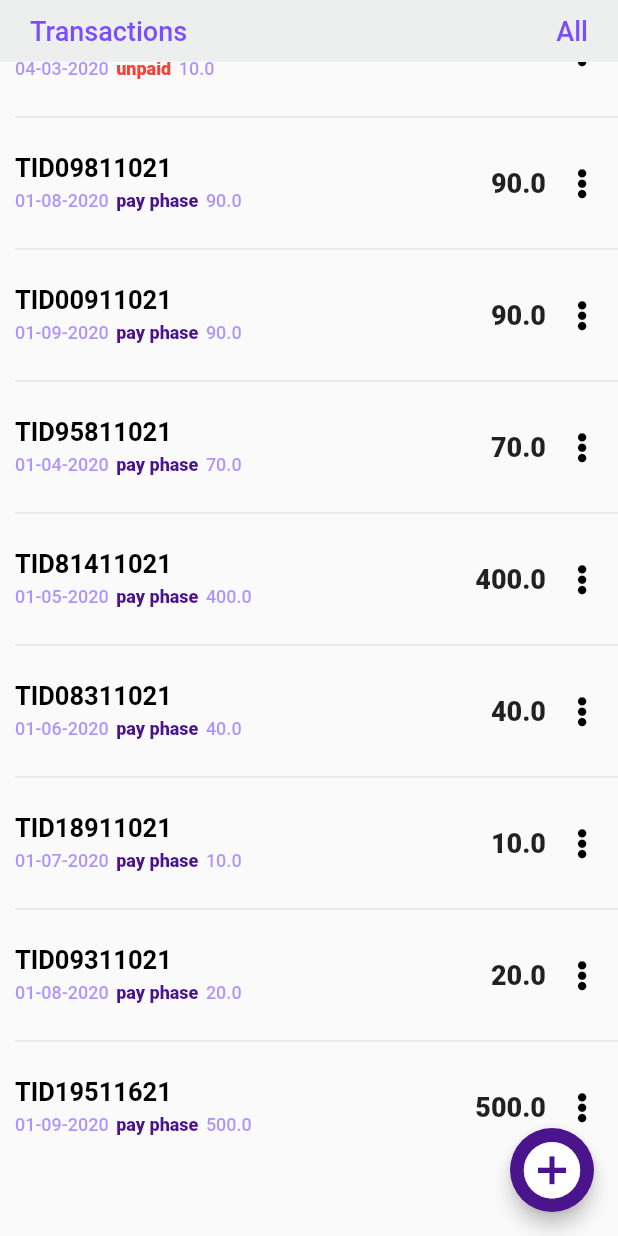
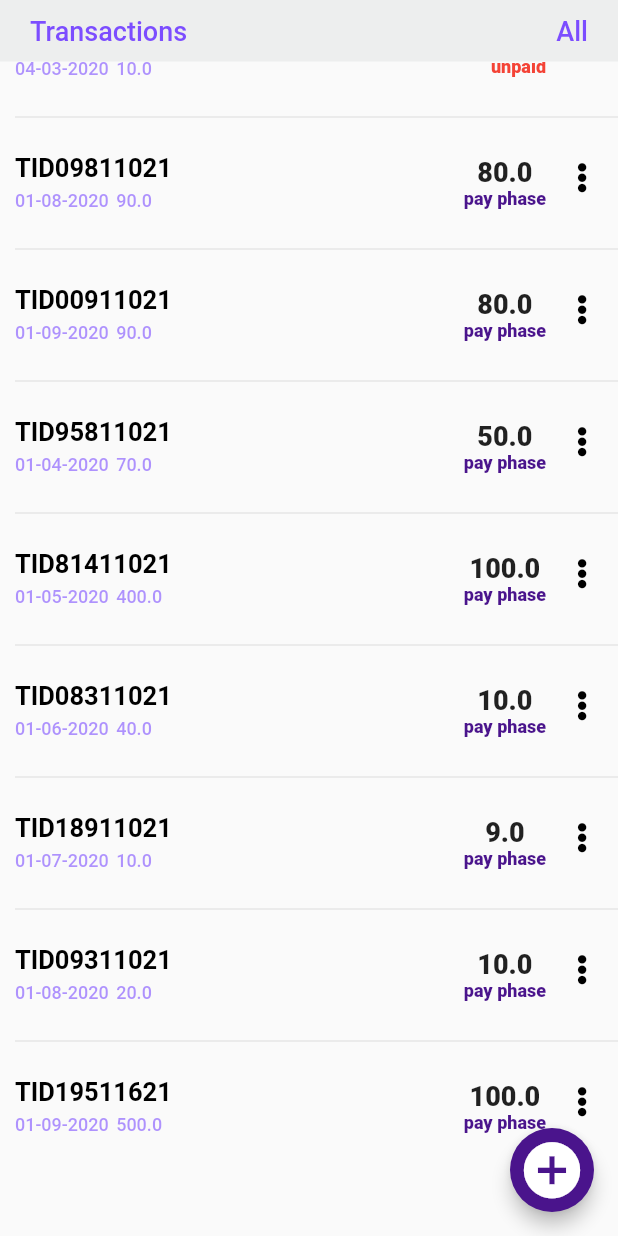
Before and after one commit to EanDalin0012/sp_manager, a Flutter app: the SaleScreen screen opened directly, scrolled down 850 dp, on a phone screen of 412 x 824 dp. Run offline on Flutter 3.47's test engine with Material 2 defaults, Android fonts, the light colour scheme and no system bars; our stand-ins replace flutter_icons, flutter_svg, font_awesome_flutter, google_fonts.

Commit message:
change sale screen

```diff
--- a/lib/model/product/sale_detail_product_model.dart
+++ b/lib/model/product/sale_detail_product_model.dart
@@ -1,34 +1,35 @@
 class SaleDetailsProductModel {
   final String transaction_id;
   final double total;
+  final double payPhaseAmount;
   final String currency;
   final String date;
   final String status;
   final String remark;
 
 
-  SaleDetailsProductModel(this.transaction_id, this.total,this.currency, this.date, this.status, this.remark);
+  SaleDetailsProductModel(this.transaction_id, this.total, this.payPhaseAmount, this.currency, this.date, this.status, this.remark);
 
   static List<SaleDetailsProductModel> data() {
     return [
-      SaleDetailsProductModel('TID01012020', 90000.00, 'USD', '01-01-2020', 'B200', 'r'),
-      SaleDetailsProductModel('TID01012021', 200.00, 'USD', '02-01-2020', 'A200', '01-01-2020'),
-      SaleDetailsProductModel('TID01011021', 50.00, 'USD', '03-01-2020', 'B500', '01-01-2020'),
-      SaleDetailsProductModel('TID01011021', 90.00, 'USD', '04-01-2020', 'A200', '01-01-2020'),
-      SaleDetailsProductModel('TID010d1021', 50.00, 'USD', '05-01-2020', 'A200', '01-01-2020'),
-      SaleDetailsProductModel('TID1111021',  90.00, 'USD', '06-01-2020', 'A200', '01-01-2020'),
-      SaleDetailsProductModel('TID11011021', 60.00, 'USD', '07-01-2020', 'A200', '01-01-2020'),
-      SaleDetailsProductModel('TID21211021', 40.00, 'USD', '08-01-2020', 'A200', '01-01-2020'),
-      SaleDetailsProductModel('TID02211021', 40.00, 'USD', '01-03-2020', 'B500', '01-01-2020'),
-      SaleDetailsProductModel('TID02211021', 10.00, 'USD', '04-03-2020', 'B500', '01-01-2020'),
-      SaleDetailsProductModel('TID09811021', 90.00, 'USD', '01-08-2020', 'B200', '01-01-2020'),
-      SaleDetailsProductModel('TID00911021', 90.00, 'USD', '01-09-2020', 'B200', '01-01-2020'),
-      SaleDetailsProductModel('TID95811021', 70.00, 'USD', '01-04-2020', 'B200', '01-01-2020'),
-      SaleDetailsProductModel('TID81411021', 400.00, 'USD', '01-05-2020', 'B200', '01-01-2020'),
-      SaleDetailsProductModel('TID08311021', 40.00, 'USD', '01-06-2020', 'B200', '01-01-2020'),
-      SaleDetailsProductModel('TID18911021', 10.00, 'USD', '01-07-2020', 'B200', '01-01-2020'),
-      SaleDetailsProductModel('TID09311021', 20.00, 'USD', '01-08-2020', 'B200', '01-01-2020'),
-      SaleDetailsProductModel('TID19511621', 500.00, 'USD', '01-09-2020', 'B200', '01-01-2020'),
+      SaleDetailsProductModel('TID01012020', 90000.00, 80000.02,'USD', '01-01-2020', 'B200', 'r'),
+      SaleDetailsProductModel('TID01012021', 200.00, 200.00,         'USD', '02-01-2020', 'A200', '01-01-2020'),
+      SaleDetailsProductModel('TID01011021', 50.00, 00,      'USD', '03-01-2020', 'B500', '01-01-2020'),
+      SaleDetailsProductModel('TID01011021', 90.00, 90.00,      'USD', '04-01-2020', 'A200', '01-01-2020'),
+      SaleDetailsProductModel('TID010d1021', 50.00, 50.00,      'USD', '05-01-2020', 'A200', '01-01-2020'),
+      SaleDetailsProductModel('TID1111021',  90.00, 90.00,      'USD', '06-01-2020', 'A200', '01-01-2020'),
+      SaleDetailsProductModel('TID11011021', 60.00, 60.00,      'USD', '07-01-2020', 'A200', '01-01-2020'),
+      SaleDetailsProductModel('TID21211021', 40.00, 40.00,      'USD', '08-01-2020', 'A200', '01-01-2020'),
+      SaleDetailsProductModel('TID02211021', 40.00, 0,      'USD', '01-03-2020', 'B500', '01-01-2020'),
+      SaleDetailsProductModel('TID02211021', 10.00, 0,      'USD', '04-03-2020', 'B500', '01-01-2020'),
+      SaleDetailsProductModel('TID09811021', 90.00, 80.00,          'USD', '01-08-2020', 'B200', '01-01-2020'),
+      SaleDetailsProductModel('TID00911021', 90.00, 80.00,          'USD', '01-09-2020', 'B200', '01-01-2020'),
+      SaleDetailsProductModel('TID95811021', 70.00, 50.00,          'USD', '01-04-2020', 'B200', '01-01-2020'),
+      SaleDetailsProductModel('TID81411021', 400.00, 100.00,         'USD', '01-05-2020', 'B200', '01-01-2020'),
+      SaleDetailsProductModel('TID08311021', 40.00, 10.00,          'USD', '01-06-2020', 'B200', '01-01-2020'),
+      SaleDetailsProductModel('TID18911021', 10.00, 9.00,          'USD', '01-07-2020', 'B200', '01-01-2020'),
+      SaleDetailsProductModel('TID09311021', 20.00, 10.00,          'USD', '01-08-2020', 'B200', '01-01-2020'),
+      SaleDetailsProductModel('TID19511621', 500.00, 100.00,         'USD', '01-09-2020', 'B200', '01-01-2020'),
     ];
   }
 }
--- a/lib/screens/home/home_container.dart
+++ b/lib/screens/home/home_container.dart
@@ -34,7 +34,7 @@ class HomeScreenContainer extends StatelessWidget {
   Expanded _mainBody() {
     return Expanded(
       child: SingleChildScrollView(
-        padding: EdgeInsets.symmetric(horizontal: 20, vertical: 30),
+        padding: EdgeInsets.symmetric(horizontal: 5, vertical: 20),
         physics: ClampingScrollPhysics(),
         child: Column(
           children: <Widget>[
--- a/lib/screens/sales/sale_screen.dart
+++ b/lib/screens/sales/sale_screen.dart
@@ -2,7 +2,6 @@ import 'package:flutter/material.dart';
 import 'package:font_awesome_flutter/font_awesome_flutter.dart';
 import 'package:google_fonts/google_fonts.dart';
 import 'package:sp_manager/model/product/sale_detail_product_model.dart';
-import 'package:sp_manager/model/transaction_sales.dart';
 import 'package:sp_manager/screens/sales/sale_add_screen.dart';
 import 'package:sp_manager/share/constant/constantcolor.dart';
 import 'package:sp_manager/share/constant/sale_status.dart';
@@ -109,8 +108,6 @@ class _SaleScreenState extends State<SaleScreen> {
                             ),
                           ),
                           SizedBox(width: 5,),
-                          status(_saleDetailsProductModel[index].status),
-                          SizedBox(width: 5,),
                           Text(
                             _saleDetailsProductModel[index].total.toString(),
                             style: TextStyle(
@@ -127,15 +124,34 @@ class _SaleScreenState extends State<SaleScreen> {
                       child: Row(
                         mainAxisAlignment: MainAxisAlignment.end,
                         children: <Widget>[
+                          Column(
+                            mainAxisAlignment: MainAxisAlignment.center,
+                            children: <Widget>[
+                              Row(
+                                children: <Widget>[
                                   Text(
-                            _saleDetailsProductModel[index].total.toString(),
+                                    _saleDetailsProductModel[index].payPhaseAmount.toString(),
                                     style: TextStyle(
                                       color: Colors.black87,
                                       fontSize: 18,
                                       fontWeight: FontWeight.w900,
                                     ),
                                   ),
-                          _offsetPopup(_saleDetailsProductModel[index])
+                                ],
+                              ),
+                              Row(
+                                children: <Widget>[
+                                  status(_saleDetailsProductModel[index].status)
+                                ],
+                              ),
+                            ],
+                          ),
+                          Column(
+                            children: <Widget>[
+                              _offsetPopup(_saleDetailsProductModel[index]),
+                            ],
+                          ),
+
                         ],
                       ),
                     ),
--- a/pubspec.yaml
+++ b/pubspec.yaml
@@ -32,7 +32,7 @@ dependencies:
   font_awesome_flutter: ^8.11.0
   flutter_icons: ^1.0.0+1
   google_fonts: ^1.1.1
-  file_picker: ^2.1.5+1
+#  file_picker: ^2.1.5+1
 
 dev_dependencies:
   flutter_test:
```
Also changed, not shown: lib/share/components/show_modal_sheet/custom_bottom_sheet.dart (+21 -67 lines), pubspec.lock. Lines whose indentation alone changed are shown as unchanged.
